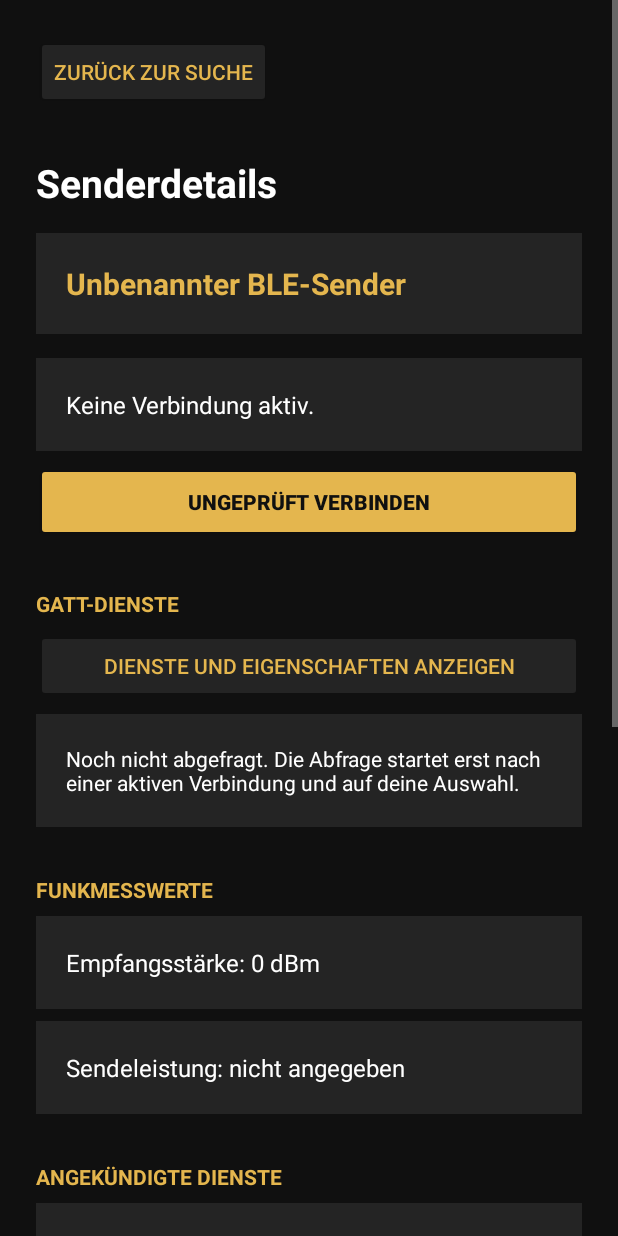
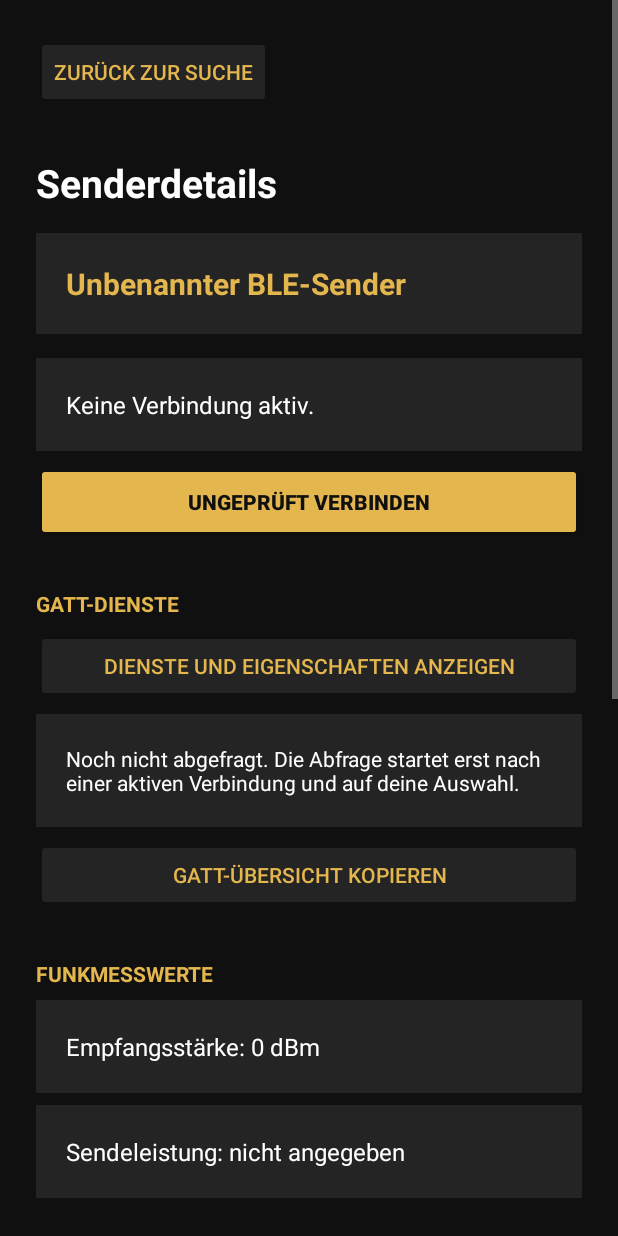
Before and after one commit to nikolausnold/NIKNOLIG, an Android app: the AdvertisementDetailsActivity screen opened directly, with no data from a screen before it, on a phone screen of 412 x 824 dp. Run offline under Robolectric (Android 15) with nearby library versions, the phone set to English and light mode, and no system bars.

Commit message:
Add copyable GATT metadata report
Co-authored-by: nikolausnold <339979236+nikolausnold@users.noreply.github.com>

```diff
--- a/app/src/main/res/layout/activity_advertisement_details.xml
+++ b/app/src/main/res/layout/activity_advertisement_details.xml
@@ -91,6 +91,16 @@
             android:text="@string/services_not_inspected"
             android:textColor="@color/text_primary"
             android:textSize="14sp" />
+
+        <Button
+            android:id="@+id/copy_services_button"
+            android:layout_width="match_parent"
+            android:layout_height="wrap_content"
+            android:layout_marginTop="@dimen/space_small"
+            android:backgroundTint="@color/dark_surface"
+            android:enabled="false"
+            android:text="@string/copy_gatt_metadata"
+            android:textColor="@color/gold" />
 
         <TextView
             android:layout_width="wrap_content"
--- a/app/src/main/res/values/strings.xml
+++ b/app/src/main/res/values/strings.xml
@@ -72,6 +72,12 @@
     <string name="characteristic_signed_write">Signiertes Schreiben unterstützt</string>
     <string name="characteristic_extended_properties">Erweiterte Eigenschaften deklariert</string>
     <string name="no_characteristic_permissions">Berechtigungen nicht angegeben</string>
+    <string name="copy_gatt_metadata">GATT-Übersicht kopieren</string>
+    <string name="gatt_copy_requires_connection">Zum Kopieren muss eine Verbindung bestehen.</string>
+    <string name="gatt_copy_nothing_to_copy">Keine GATT-Daten zum Kopieren verfügbar.</string>
+    <string name="gatt_metadata_copied">GATT-Übersicht kopiert.</string>
+    <string name="gatt_report_label">NIKNOLIG GATT-Übersicht</string>
+    <string name="gatt_metadata_report">NIKNOLIG – GATT-Metadaten\nGerätename (nicht verifiziert): %1$s\n\n%2$s</string>
     <string name="primary_gatt_service">primär</string>
     <string name="secondary_gatt_service">sekundär</string>
     <string name="unknown_gatt_service_type">Typ unbekannt</string>
```
Also changed, not shown: app/src/main/java/com/niknolig/app/AdvertisementDetailsActivity.kt (+78 -44 lines), 2 other files.
